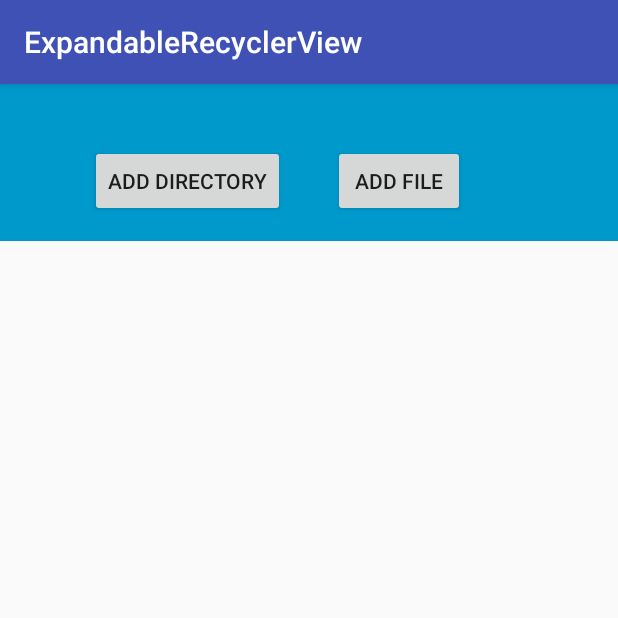
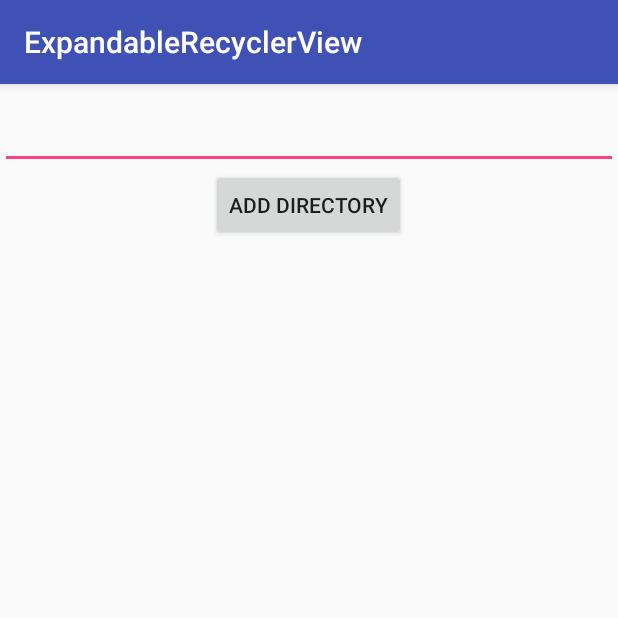
Before and after one commit to Elorri/ExpandableRecyclerViewSingleChoiceMode, an Android app: the screen it shows after launch (MainActivity), on a phone screen of 412 x 824 dp, the top half of it. Run offline under Robolectric (Android 15) with nearby library versions, the phone set to English and light mode, and no system bars.

Commit message:
Added subdirectories or files

```diff
--- a/app/src/main/res/layout/fragment_main.xml
+++ b/app/src/main/res/layout/fragment_main.xml
@@ -6,32 +6,17 @@
     android:orientation="vertical">
     <EditText
         android:id="@+id/name"
+        android:layout_gravity="center"
         android:layout_width="match_parent"
         android:layout_height="wrap_content"
-        android:background="@android:color/holo_blue_dark"/>
-    <RelativeLayout
-        android:layout_width="match_parent"
+        android:padding="16dp"/>
+    <Button
+        android:id="@+id/add_directory"
+        android:layout_gravity="center"
+        android:layout_width="wrap_content"
         android:layout_height="wrap_content"
-        android:background="@android:color/holo_blue_dark"
-        android:padding="16dp">
-        <android.support.v4.widget.Space
-            android:id="@+id/space"
-            android:layout_width="32dp"
-            android:layout_height="32dp"
-            android:layout_centerInParent="true"/>
-        <Button
-            android:id="@+id/add_directory"
-            android:layout_width="wrap_content"
-            android:layout_height="wrap_content"
-            android:layout_toLeftOf="@id/space"
-            android:text="Add directory"/>
-        <Button
-            android:id="@+id/add_file"
-            android:layout_width="wrap_content"
-            android:layout_height="wrap_content"
-            android:layout_toRightOf="@id/space"
-            android:text="Add file"/>
-    </RelativeLayout>
+        android:text="Add directory"/>
+
     <android.support.v7.widget.RecyclerView
         android:id="@+id/recyclerview"
         android:layout_width="match_parent"
--- a/app/src/main/res/layout/item.xml
+++ b/app/src/main/res/layout/item.xml
@@ -14,6 +14,11 @@
         android:textAppearance="?android:attr/textAppearanceMedium"
         tools:text="0"/>
     <Button
+        android:id="@+id/add_file"
+        android:layout_width="wrap_content"
+        android:layout_height="wrap_content"
+        android:text="Add file"/>
+    <Button
         android:id="@+id/delete"
         android:layout_width="wrap_content" android:layout_height="wrap_content"
         android:layout_weight="0"
```
Also changed, not shown: app/src/main/java/com/elorri/android/expandablerecyclerview/data/ExpandableContract.java (+8 -8 lines), app/src/main/java/com/elorri/android/expandablerecyclerview/data/ExpandableProvider.java (+36 -9 lines), app/src/main/java/com/elorri/android/expandablerecyclerview/service/AppService.java (+29 -23 lines), app/src/main/java/com/elorri/android/expandablerecyclerview/ui/MainAdapter.java (+13 -1 lines), app/src/main/java/com/elorri/android/expandablerecyclerview/ui/MainFragment.java (+30 -16 lines).
